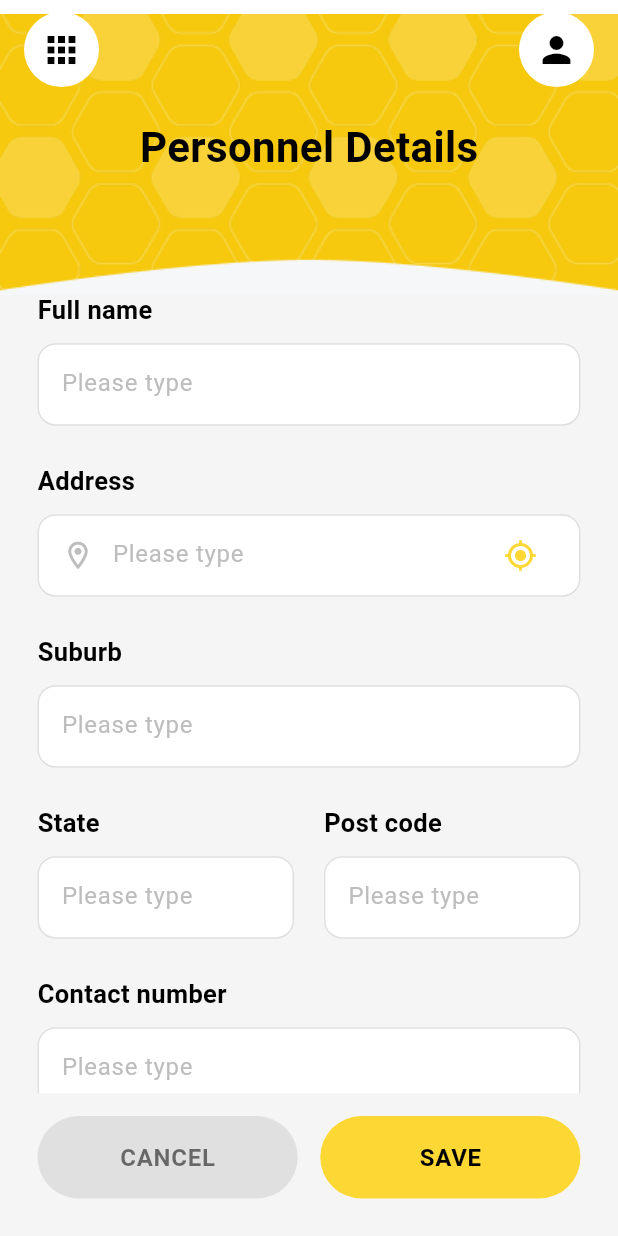
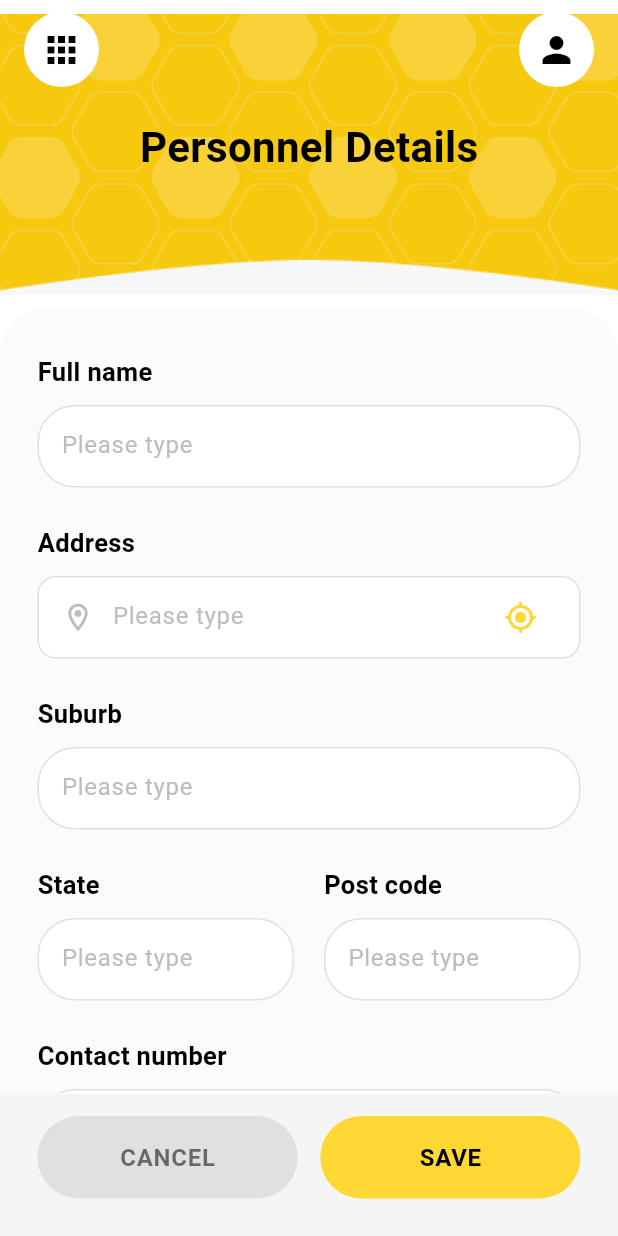
Before and after one commit to jishnulal-crypto/beechamm, a Flutter app: the PersonnelDetails screen opened by its route, on a phone screen of 412 x 824 dp. Run offline on Flutter 3.47's test engine with Material 3 defaults, Android fonts, the light colour scheme and no system bars; our stand-ins replace bloc, cached_network_image, equatable, file_picker, flutter_bloc and 1 more; missing offline and left inert: dart:ffi; accounts and stored records are empty; network calls fail.

Commit message:
ui  login

```diff
--- a/lib/App/screens/personeldetails/view/personeldetails.dart
+++ b/lib/App/screens/personeldetails/view/personeldetails.dart
@@ -1,5 +1,6 @@
 import 'package:flutter/material.dart';
 import 'package:flutter_bloc/flutter_bloc.dart';
+import 'package:projecy/App/core/utils/personel_validators.dart';
 import 'package:projecy/App/screens/base_screen/view/base_screen.dart';
 import 'package:projecy/App/screens/personeldetails/bloc/personeldetails_bloc.dart';
 
@@ -13,8 +14,8 @@ class PersonnelDetails extends StatelessWidget {
         builder: (context, state) {
           return Stack(
             children: [
+              _buildHeaderBackground(context),
               _buildContentCard(context, state),
-              _buildHeaderBackground(context),
               _buildHeaderContent(context),
             ],
           );
@@ -87,25 +88,25 @@ class PersonnelDetails extends StatelessWidget {
   Widget _buildContentCard(BuildContext context, PersonneldetailsState state) {
     final bloc = context.read<PersonneldetailsBloc>();
     return Positioned(
-      top: MediaQuery.of(context).size.height * 0.20,
+      top: MediaQuery.of(context).size.height * 0.25,
       left: 0,
       right: 0,
       bottom: 0,
       child: Container(
         width: double.infinity,
-        padding: const EdgeInsets.fromLTRB(0, 30, 0, 0),
-        decoration: BoxDecoration(
-          color: const Color(0xFFF5F5F5),
-          borderRadius: const BorderRadius.only(
+        height: double.infinity,
+        decoration: const BoxDecoration(
+          color: Color.fromARGB(255, 252, 250, 250),
+          borderRadius: BorderRadius.only(
             topLeft: Radius.circular(30.0),
             topRight: Radius.circular(30.0),
           ),
         ),
-        child: Stack(
+        child: Column(
           children: [
-            Positioned.fill(
+            Expanded(
               child: SingleChildScrollView(
-                padding: const EdgeInsets.fromLTRB(25, 0, 25, 100),
+                padding: const EdgeInsets.fromLTRB(25, 30, 25, 120),
                 child: Column(
                   crossAxisAlignment: CrossAxisAlignment.start,
                   children: [
@@ -193,15 +194,11 @@ class PersonnelDetails extends StatelessWidget {
                 ),
               ),
             ),
-            Positioned(
-              bottom: 0,
-              left: 0,
-              right: 0,
-              child: Container(
-                color: const Color(0xFFF5F5F5),
-                padding: const EdgeInsets.fromLTRB(25, 15, 25, 25),
-                child: _buildActionButtons(context, state),
-              ),
+            Container(
+              width: double.infinity,
+              color: const Color(0xFFF5F5F5),
+              padding: const EdgeInsets.fromLTRB(25, 15, 25, 25),
+              child: _buildActionButtons(context, state),
             ),
           ],
         ),
@@ -260,7 +257,7 @@ class PersonnelDetails extends StatelessWidget {
       height: 55,
       decoration: BoxDecoration(
         color: Colors.white,
-        borderRadius: BorderRadius.circular(12),
+        borderRadius: BorderRadius.circular(25),
         border: Border.all(color: Colors.grey.shade300, width: 1),
       ),
       padding: const EdgeInsets.symmetric(horizontal: 15),
@@ -457,8 +454,7 @@ class PersonnelDetails extends StatelessWidget {
             height: 55,
             child: ElevatedButton(
               onPressed: state.isSaving ? null : () {
-                context.read<PersonneldetailsBloc>().add(FormSaved());
-                Navigator.of(context).pushNamed('/personellist');
+                _handleSaveForm(context, state);
               },
               style: ElevatedButton.styleFrom(
                 backgroundColor: const Color(0xFFFDD835),
@@ -491,4 +487,48 @@ class PersonnelDetails extends StatelessWidget {
       ],
     );
   }
+
+  void _handleSaveForm(BuildContext context, PersonneldetailsState state) {
+    final errors = PersonnelValidators.validateForm(
+      fullName: state.fullName,
+      address: state.address,
+      suburb: state.suburb,
+      stateCode: state.stateCode,
+      postCode: state.postCode,
+      contactNumber: state.contactNumber,
+      // selectedRoles: state.selectedRoles,
+      additionalNotes: state.additionalNotes,
+    );
+
+    if (errors.isNotEmpty) {
+      _showValidationError(context, errors);
+    } else {
+      // Form is valid, proceed with saving
+      context.read<PersonneldetailsBloc>().add(FormSaved());
+      Navigator.of(context).pushNamed('/personellist');
+    }
+  }
+
+  void _showValidationError(BuildContext context, Map<String, String> errors) {
+    String errorMessage = 'Please fix the following errors:\n\n';
+    errors.forEach((field, error) {
+      errorMessage += '• $error\n';
+    });
+
+    showDialog(
+      context: context,
+      builder: (BuildContext context) {
+        return AlertDialog(
+          title: const Text('Validation Error'),
+          content: Text(errorMessage),
+          actions: [
+            TextButton(
+              onPressed: () => Navigator.of(context).pop(),
+              child: const Text('OK'),
+            ),
+          ],
+        );
+      },
+    );
+  }
 }
```
